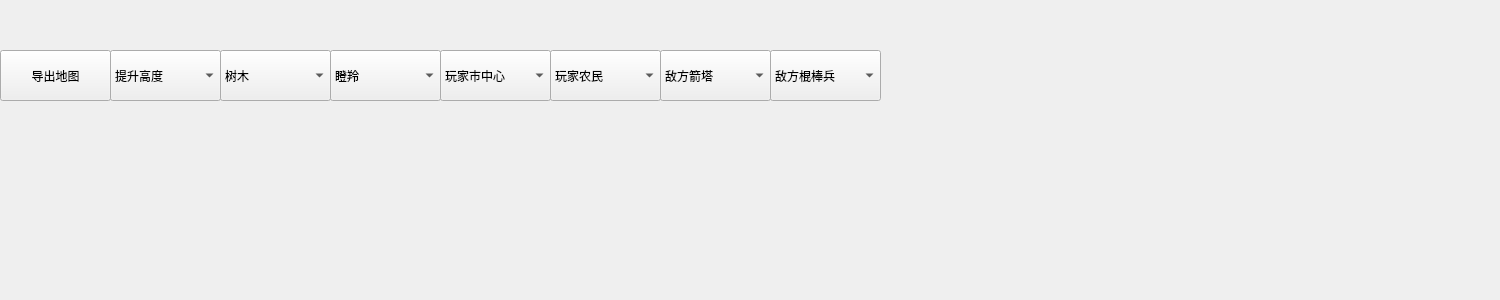
First picture: the form in Editor.ui, repository hackermmzz/new-aoe, before the edit.
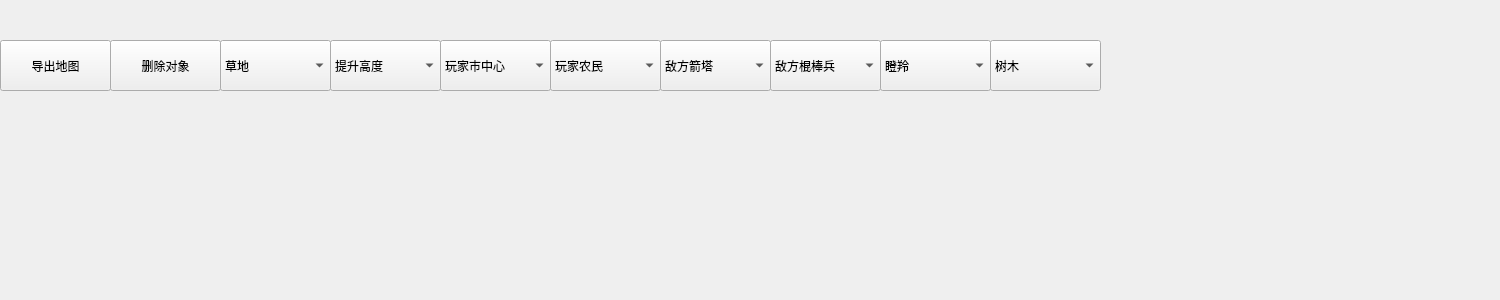
Second picture: the form after the edit.

Commit message: 完善编辑器控件

```diff
--- a/Editor.ui
+++ b/Editor.ui
@@ -13,11 +13,11 @@
   <property name="windowTitle">
    <string>Form</string>
   </property>
-  <widget class="QPushButton" name="pushButton">
+  <widget class="QPushButton" name="export_map">
    <property name="geometry">
     <rect>
      <x>0</x>
-     <y>50</y>
+     <y>40</y>
      <width>111</width>
      <height>51</height>
     </rect>
@@ -26,11 +26,11 @@
     <string>导出地图</string>
    </property>
   </widget>
-  <widget class="QComboBox" name="comboBox">
+  <widget class="QComboBox" name="land_height">
    <property name="geometry">
     <rect>
-     <x>110</x>
-     <y>50</y>
+     <x>330</x>
+     <y>40</y>
      <width>111</width>
      <height>51</height>
     </rect>
@@ -50,7 +50,7 @@
    <property name="geometry">
     <rect>
      <x>440</x>
-     <y>50</y>
+     <y>40</y>
      <width>111</width>
      <height>51</height>
     </rect>
@@ -100,7 +100,7 @@
    <property name="geometry">
     <rect>
      <x>660</x>
-     <y>50</y>
+     <y>40</y>
      <width>111</width>
      <height>51</height>
     </rect>
@@ -130,7 +130,7 @@
    <property name="geometry">
     <rect>
      <x>550</x>
-     <y>50</y>
+     <y>40</y>
      <width>111</width>
      <height>51</height>
     </rect>
@@ -165,7 +165,7 @@
    <property name="geometry">
     <rect>
      <x>770</x>
-     <y>50</y>
+     <y>40</y>
      <width>111</width>
      <height>51</height>
     </rect>
@@ -194,8 +194,8 @@
   <widget class="QComboBox" name="comboBox_6">
    <property name="geometry">
     <rect>
-     <x>220</x>
-     <y>50</y>
+     <x>990</x>
+     <y>40</y>
      <width>111</width>
      <height>51</height>
     </rect>
@@ -219,8 +219,8 @@
   <widget class="QComboBox" name="comboBox_7">
    <property name="geometry">
     <rect>
-     <x>330</x>
-     <y>50</y>
+     <x>880</x>
+     <y>40</y>
      <width>111</width>
      <height>51</height>
     </rect>
@@ -241,6 +241,39 @@
     </property>
    </item>
   </widget>
+  <widget class="QPushButton" name="pushButton">
+   <property name="geometry">
+    <rect>
+     <x>110</x>
+     <y>40</y>
+     <width>111</width>
+     <height>51</height>
+    </rect>
+   </property>
+   <property name="text">
+    <string>删除对象</string>
+   </property>
+  </widget>
+  <widget class="QComboBox" name="comboBox">
+   <property name="geometry">
+    <rect>
+     <x>220</x>
+     <y>40</y>
+     <width>111</width>
+     <height>51</height>
+    </rect>
+   </property>
+   <item>
+    <property name="text">
+     <string>草地</string>
+    </property>
+   </item>
+   <item>
+    <property name="text">
+     <string>海洋</string>
+    </property>
+   </item>
+  </widget>
  </widget>
  <resources/>
  <connections/>
```
Left out of the diff: 17 changed lines with no effect on the pictures. The commit also changes 1 other file.
